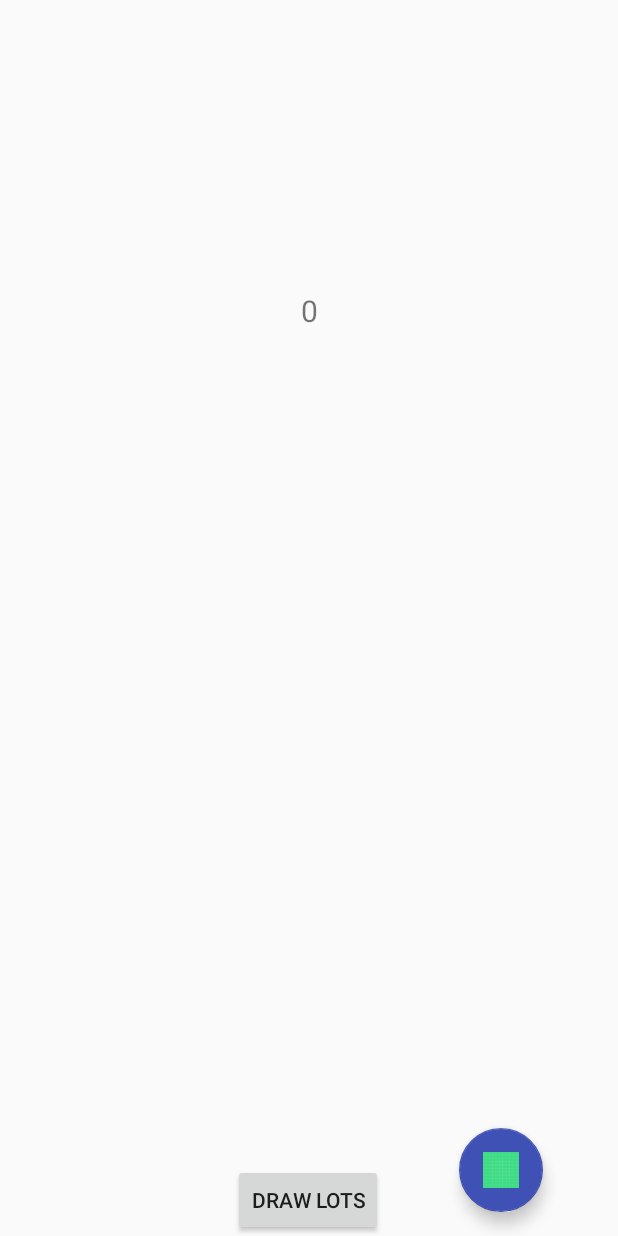
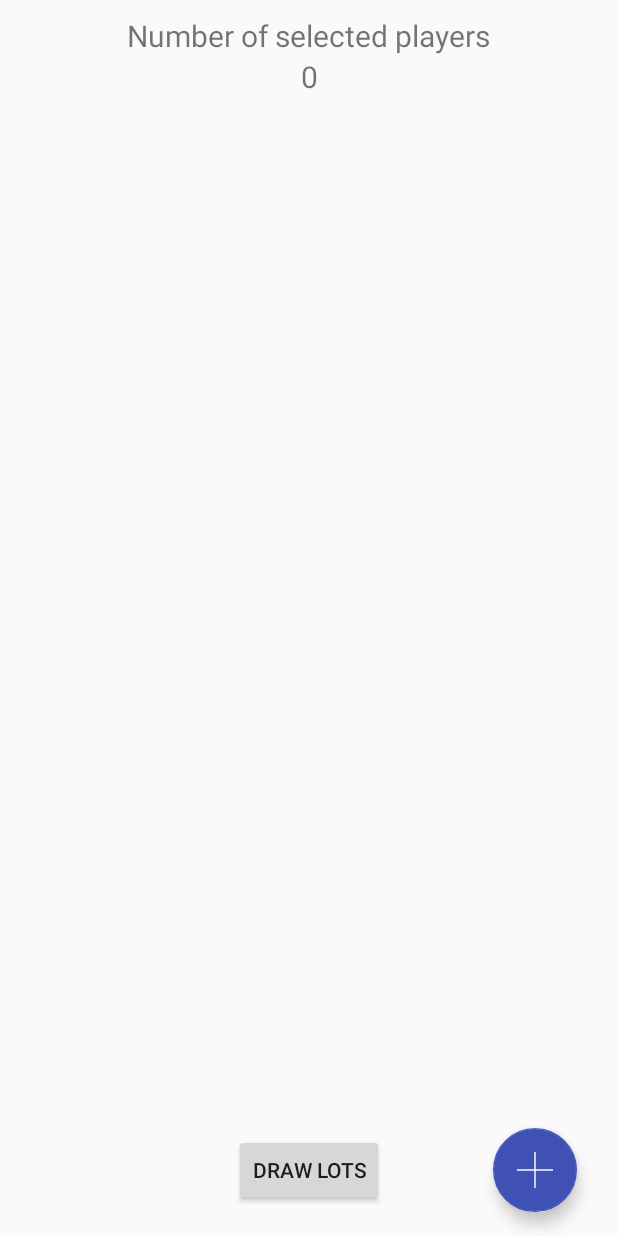
Before and after one commit to Liscare/RandomTeams, an Android app: the PlayersListFragment screen opened through its navigation route, on a phone screen of 412 x 824 dp. Run offline under Robolectric (Android 15) with nearby library versions, the phone set to English and light mode, and no system bars.

Commit message:
UI - Reorganize Players list: add an + vector to the add player button and margins

```diff
--- /dev/null
+++ b/app/src/main/res/drawable/add.xml
@@ -0,0 +1,20 @@
+<?xml version="1.0" encoding="utf-8"?>
+<vector xmlns:android="http://schemas.android.com/apk/res/android"
+    xmlns:tools="http://schemas.android.com/tools"
+    android:width="100dp"
+    android:height="100dp"
+    android:viewportWidth="100"
+    android:viewportHeight="100">
+    <path
+        android:fillColor="@color/colorPrimary"
+        android:pathData="M 0,0 L 100,0 L 100,100 L 0,100"
+        tools:ignore="VectorRaster" />
+    <path
+        android:fillColor="@android:color/white"
+        android:pathData="M 48,0 L 52,0 52,100 48,100 z"
+        tools:ignore="VectorRaster" />
+    <path
+        android:fillColor="@android:color/white"
+        android:pathData="M 0,48 L 0,52 100,52 100,48 z"
+        tools:ignore="VectorRaster" />
+</vector>
--- a/app/src/main/res/layout/players_list_fragment.xml
+++ b/app/src/main/res/layout/players_list_fragment.xml
@@ -1,11 +1,59 @@
 <?xml version="1.0" encoding="utf-8"?>
-<androidx.constraintlayout.widget.ConstraintLayout xmlns:android="http://schemas.android.com/apk/res/android"
+<RelativeLayout xmlns:android="http://schemas.android.com/apk/res/android"
     xmlns:app="http://schemas.android.com/apk/res-auto"
     xmlns:tools="http://schemas.android.com/tools"
+    android:id="@+id/fragment_players_list"
     android:layout_width="match_parent"
     android:layout_height="match_parent"
-    android:id="@+id/fragment_players_list"
+    android:orientation="vertical"
     tools:context=".fragment.PlayersListFragment">
+
+    <LinearLayout
+        android:layout_width="match_parent"
+        android:layout_height="match_parent"
+        android:layout_marginTop="@dimen/margin_sides"
+        android:orientation="vertical"
+        app:layout_constraintEnd_toEndOf="parent"
+        app:layout_constraintStart_toStartOf="parent"
+        app:layout_constraintTop_toTopOf="parent">
+
+        <TextView
+            android:id="@+id/number_selected_players_text"
+            android:layout_width="wrap_content"
+            android:layout_height="wrap_content"
+            android:layout_gravity="center_horizontal"
+            android:text="@string/number_selected_players"
+            android:textSize="@dimen/main_text" />
+
+        <TextView
+            android:id="@+id/text_counter"
+            android:layout_width="match_parent"
+            android:layout_height="wrap_content"
+            android:layout_marginBottom="20dp"
+            android:gravity="center_horizontal"
+            android:text="@string/counter_default"
+            android:textAlignment="center"
+            android:textSize="@dimen/main_text" />
+
+        <androidx.recyclerview.widget.RecyclerView
+            android:id="@+id/players_list"
+            android:layout_width="match_parent"
+            android:layout_height="wrap_content"
+            android:layout_marginStart="@dimen/margin_sides"
+            android:layout_marginLeft="@dimen/margin_sides"
+            android:layout_marginEnd="@dimen/margin_sides"
+            android:layout_marginRight="@dimen/margin_sides"
+            android:scrollbars="vertical"
+            app:layout_constraintEnd_toEndOf="parent"
+            app:layout_constraintStart_toStartOf="parent" />
+
+    </LinearLayout>
+
+    <androidx.constraintlayout.widget.ConstraintLayout
+        android:layout_width="match_parent"
+        android:layout_height="wrap_content"
+        android:layout_alignParentBottom="true"
+        android:layout_marginBottom="0dp">
 
         <Button
             android:id="@+id/button_second"
@@ -14,33 +62,8 @@
             android:text="@string/draw"
             app:layout_constraintBottom_toBottomOf="parent"
             app:layout_constraintEnd_toEndOf="parent"
-        app:layout_constraintHorizontal_bias="0.498"
-        app:layout_constraintStart_toStartOf="parent" />
-
-    <androidx.recyclerview.widget.RecyclerView
-        android:id="@+id/players_list"
-        android:layout_width="match_parent"
-        android:layout_height="wrap_content"
-        android:layout_marginBottom="148dp"
-        android:scrollbars="vertical"
-        app:layout_constraintBottom_toTopOf="@+id/button_second"
-        app:layout_constraintTop_toBottomOf="@+id/text_counter"
-        app:layout_constraintEnd_toEndOf="parent"
-        app:layout_constraintStart_toStartOf="parent" />
-
-    <TextView
-        android:id="@+id/text_counter"
-        android:layout_width="match_parent"
-        android:layout_height="wrap_content"
-        android:layout_marginBottom="20dp"
-        android:textAlignment="center"
-        android:text="@string/counter_default"
-        android:textSize="@dimen/main_text"
-        app:layout_constraintBottom_toTopOf="@+id/players_list"
-        app:layout_constraintEnd_toEndOf="parent"
             app:layout_constraintStart_toStartOf="parent"
-        app:layout_constraintTop_toTopOf="parent"
-        android:gravity="center_horizontal" />
+            app:layout_constraintTop_toTopOf="parent" />
 
         <com.google.android.material.floatingactionbutton.FloatingActionButton
             android:id="@+id/fab"
@@ -48,10 +71,15 @@
             android:layout_height="wrap_content"
             android:layout_gravity="end|bottom"
             android:layout_margin="16dp"
-        android:contentDescription="Add player"
-        android:src="@drawable/ic_launcher_background"
+            android:contentDescription="@string/add_player"
+            android:src="@drawable/add"
             app:layout_constraintBottom_toBottomOf="parent"
             app:layout_constraintEnd_toEndOf="parent"
-        app:layout_constraintStart_toEndOf="@+id/button_second" />
+            app:layout_constraintHorizontal_bias="0.838"
+            app:layout_constraintStart_toEndOf="@+id/button_second"
+            app:layout_constraintTop_toTopOf="parent"
+            app:layout_constraintVertical_bias="0.843" />
 
     </androidx.constraintlayout.widget.ConstraintLayout>
+
+</RelativeLayout>
--- a/app/src/main/res/values/colors.xml
+++ b/app/src/main/res/values/colors.xml
@@ -1,6 +1,6 @@
 <?xml version="1.0" encoding="utf-8"?>
 <resources>
-    <color name="colorPrimary">#4553A5</color>
+    <color name="colorPrimary">#3F51B5</color>
     <color name="colorPrimaryDark">#0042B3</color>
     <color name="colorAccent">#3F51B5</color>
 </resources>
--- a/app/src/main/res/values/dimens.xml
+++ b/app/src/main/res/values/dimens.xml
@@ -1,4 +1,5 @@
 <resources>
     <dimen name="fab_margin">16dp</dimen>
     <dimen name="main_text">20sp</dimen>
+    <dimen name="margin_sides">10sp</dimen>
 </resources>
--- a/app/src/main/res/values/strings.xml
+++ b/app/src/main/res/values/strings.xml
@@ -1,5 +1,5 @@
 <resources>
-    <string name="app_name">RandomTeams</string>
+    <string name="app_name">Team Rolling</string>
     <string name="action_settings">Settings</string>
     <!-- Strings used for fragments for navigation -->
     <string name="home_fragment_label">Home</string>
@@ -7,8 +7,10 @@
     <string name="choose_players">Choose players</string>
     <string name="draw">Draw Lots</string>
 
-    <string name="hello_first_fragment">Hello first fragment</string>
-    <string name="hello_second_fragment">Hello second fragment. Arg: %1$s</string>
-
-    <string name="counter_default">0</string>
+    <string name="counter_default" translatable="false">0</string>
+    <string name="number_selected_players">Number of selected players</string>
+    <string name="add_player">Add player</string>
+    <string name="player_name">Player Name</string>
+    <string name="player_name_hint">Jorge</string>
+    <string name="create_player">Save</string>
 </resources>
```
Also changed, not shown: gradle/wrapper/gradle-wrapper.properties. Lines whose indentation alone changed are shown as unchanged.
